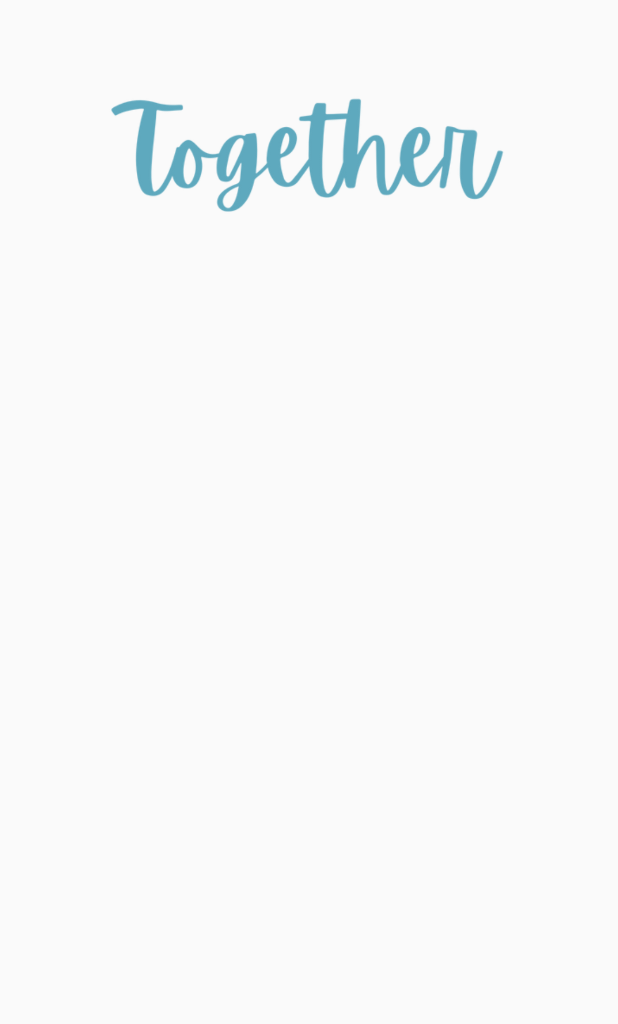
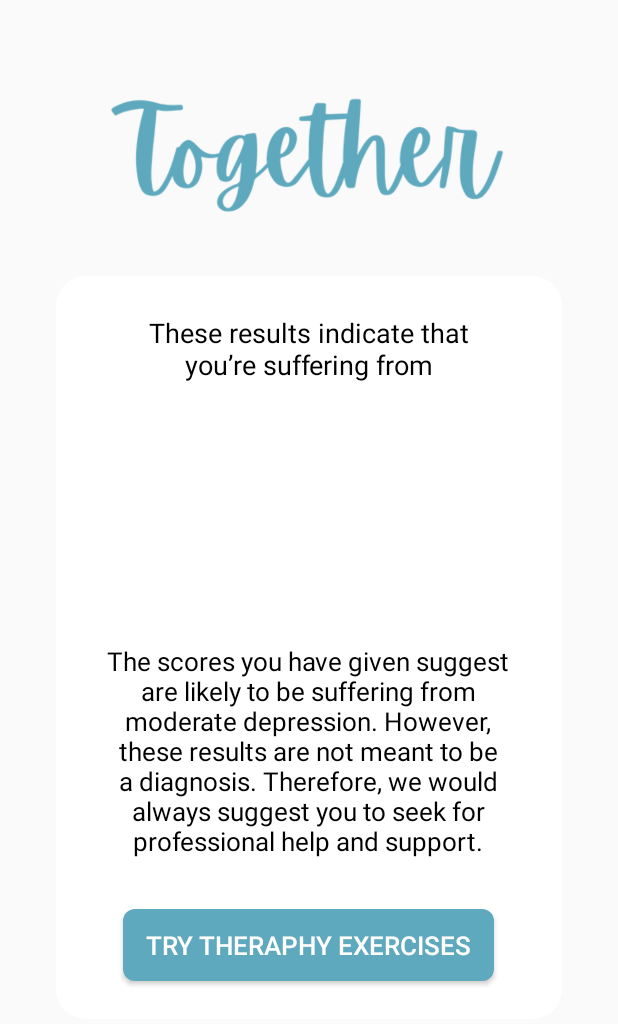
Before and after one commit to Sanduni-Ridmika/Together-app, an Android app: the Results screen opened directly, with no data from a screen before it, on a phone screen of 412 x 824 dp. Shown: the top 1024 px of the screen. Run offline under Robolectric (Android 15) with nearby library versions, the phone set to English and light mode, and no system bars.

Commit message:
results page initial commit

```diff
--- a/TogetherApp/app/src/main/java/com/example/togetherapp/Results.kt
+++ b/TogetherApp/app/src/main/java/com/example/togetherapp/Results.kt
@@ -1,11 +1,23 @@
 package com.example.togetherapp
 
+import android.content.Intent
 import androidx.appcompat.app.AppCompatActivity
 import android.os.Bundle
+import android.widget.Button
+import android.widget.TextView
 
 class Results : AppCompatActivity() {
+
+    private lateinit var btnExercise: Button
+
     override fun onCreate(savedInstanceState: Bundle?) {
         super.onCreate(savedInstanceState)
         setContentView(R.layout.activity_results)
+
+        btnExercise = findViewById(R.id.btnExercise)
+        btnExercise.setOnClickListener {
+            val intent = Intent(this, Meditations::class.java)
+            startActivity(intent)
+        }
     }
 }
--- a/TogetherApp/app/src/main/java/com/example/togetherapp/UserProfile.kt
+++ b/TogetherApp/app/src/main/java/com/example/togetherapp/UserProfile.kt
@@ -3,9 +3,7 @@
 import android.content.Intent
 import androidx.appcompat.app.AppCompatActivity
 import android.os.Bundle
-import android.widget.Button
-import android.widget.FrameLayout
-import android.widget.TextView
+import android.widget.*
 import com.google.firebase.auth.FirebaseAuth
 
 class UserProfile : AppCompatActivity() {
--- a/TogetherApp/app/src/main/res/layout/activity_results.xml
+++ b/TogetherApp/app/src/main/res/layout/activity_results.xml
@@ -14,4 +14,58 @@
         android:layout_marginTop="30dp"
         android:src="@drawable/namelogo" />
 
+    <FrameLayout
+        android:id="@+id/frame"
+        android:layout_width="337dp"
+        android:layout_height="495dp"
+        android:layout_below="@id/logo"
+        android:layout_centerHorizontal="true"
+        android:layout_marginTop="10dp"
+        android:background="@drawable/box_background"
+        android:textColor="#2C6D80"
+        android:textSize="18sp"
+        android:visibility="visible">
+
+        <TextView
+            android:id="@+id/text1"
+            android:layout_width="250dp"
+            android:layout_height="53dp"
+            android:layout_below="@id/logo"
+            android:layout_centerHorizontal="true"
+            android:layout_gravity="center_horizontal|top"
+            android:layout_marginTop="20dp"
+            android:gravity="center"
+            android:text="These results indicate that you’re suffering from"
+            android:textColor="@android:color/black"
+            android:textSize="18sp" />
+
+        <TextView
+            android:id="@+id/text2"
+            android:layout_width="270dp"
+            android:layout_height="209dp"
+            android:layout_below="@id/text1"
+            android:layout_centerHorizontal="true"
+            android:layout_gravity="center_horizontal|top"
+            android:layout_marginTop="210dp"
+            android:gravity="center"
+            android:text="The scores you have given suggest are likely to be suffering from moderate depression.
+However, these results are not meant to be a diagnosis. Therefore, we would always suggest you to seek for professional help and support."
+            android:textColor="@android:color/black"
+            android:textSize="17sp" />
+
+        <Button
+            android:id="@+id/btnExercise"
+            android:layout_width="247dp"
+            android:layout_height="wrap_content"
+            android:layout_below="@id/text2"
+            android:layout_centerHorizontal="true"
+            android:layout_gravity="center_horizontal|top"
+            android:layout_marginTop="420dp"
+            android:background="@drawable/btn_background"
+            android:text="Try Theraphy Exercises"
+            android:textColor="@color/white"
+            android:textSize="17sp" />
+
+    </FrameLayout>
+
 </RelativeLayout>
--- a/TogetherApp/app/src/main/res/layout/activity_support_group.xml
+++ b/TogetherApp/app/src/main/res/layout/activity_support_group.xml
@@ -31,11 +31,11 @@
         android:layout_width="250dp"
         android:layout_height="53dp"
         android:layout_below="@id/button"
+        android:layout_centerHorizontal="true"
         android:layout_gravity="center_horizontal|top"
         android:layout_marginTop="100dp"
         android:gravity="center"
         android:text="Add Contacts to your Support Group"
-        android:layout_centerHorizontal="true"
         android:textColor="@android:color/black"
         android:textSize="18sp" />
 
--- a/TogetherApp/app/src/main/res/layout/activity_user_profile.xml
+++ b/TogetherApp/app/src/main/res/layout/activity_user_profile.xml
@@ -51,7 +51,7 @@
             android:id="@+id/btnLogout"
             android:layout_width="150dp"
             android:layout_height="wrap_content"
-            android:layout_below="@id/txt_email"
+            android:layout_below="@id/txt_name"
             android:layout_centerHorizontal="true"
             android:layout_gravity="center_horizontal|top"
             android:layout_marginTop="350dp"
--- a/TogetherApp/app/src/main/res/values/strings.xml
+++ b/TogetherApp/app/src/main/res/values/strings.xml
@@ -4,6 +4,5 @@
     <string name="pause">PAUSE</string>
     <string name="resume">RESUME</string>
     <string name="breath_in">BREATH IN</string>
-    <string name="breath_out">BREATH OUT</string>
 
 </resources>
```
